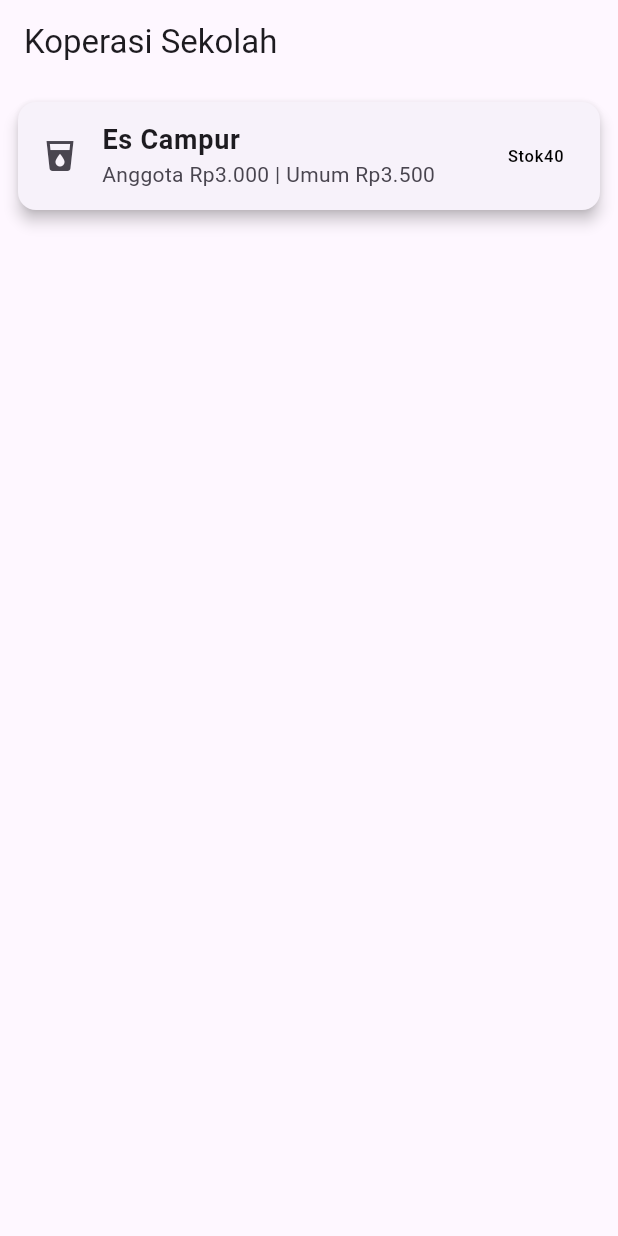
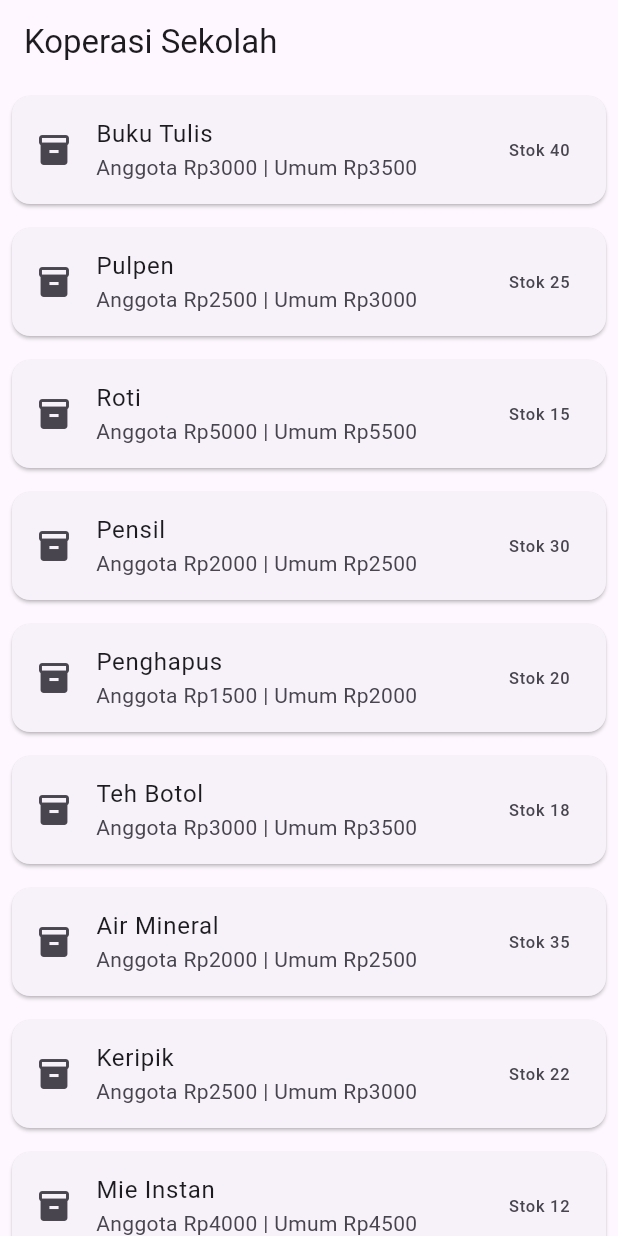
Before and after one commit to aselyarpl1-pixel/Latihan01_06, a Flutter app: the screen it shows after launch, on a phone screen of 412 x 824 dp. Run offline on Flutter 3.47's test engine with Material 3 defaults, Android fonts, the phone set to English and light mode, and no system bars.

Commit message:
LKM-4 daftar barang

```diff
--- a/kopsis_ui/lib/main.dart
+++ b/kopsis_ui/lib/main.dart
@@ -4,7 +4,7 @@ void main() {
   runApp(const MyApp());
 }
 
-//Fungsi untuk memilih icon berdasarkan kategori
+// Fungsi untuk memilih icon berdasarkan kategori
 IconData pilihIcon(String kategori) {
   if (kategori == 'ATK') {
     return Icons.edit;
@@ -22,38 +22,94 @@ class MyApp extends StatelessWidget {
 
   @override
   Widget build(BuildContext context) {
-
-    //Variabel stok
-    int stok = 40;
-
-    //Kategori barang
-    String kategori = 'Minuman';
+    // Data Barang
+    final List<Map<String, dynamic>> daftarBarang = [
+      {
+        'nama': 'Buku Tulis',
+        'anggota': 3000,
+        'umum': 3500,
+        'stok': 40,
+      },
+      {
+        'nama': 'Pulpen',
+        'anggota': 2500,
+        'umum': 3000,
+        'stok': 25,
+      },
+      {
+        'nama': 'Roti',
+        'anggota': 5000,
+        'umum': 5500,
+        'stok': 15,
+      },
+      {
+        'nama': 'Pensil',
+        'anggota': 2000,
+        'umum': 2500,
+        'stok': 30,
+      },
+      {
+        'nama': 'Penghapus',
+        'anggota': 1500,
+        'umum': 2000,
+        'stok': 20,
+      },
+      {
+        'nama': 'Teh Botol',
+        'anggota': 3000,
+        'umum': 3500,
+        'stok': 18,
+      },
+      {
+        'nama': 'Air Mineral',
+        'anggota': 2000,
+        'umum': 2500,
+        'stok': 35,
+      },
+      {
+        'nama': 'Keripik',
+        'anggota': 2500,
+        'umum': 3000,
+        'stok': 22,
+      },
+      {
+        'nama': 'Mie Instan',
+        'anggota': 4000,
+        'umum': 4500,
+        'stok': 12,
+      },
+      {
+        'nama': 'Spidol',
+        'anggota': 3500,
+        'umum': 4000,
+        'stok': 10,
+      },
+    ];
 
     return MaterialApp(
       home: Scaffold(
         appBar: AppBar(
-            title: const Text('Koperasi Sekolah')
+          title: const Text('Koperasi Sekolah'),
         ),
-          body: Card (
-            elevation: 4,
-            margin: const EdgeInsets.all(12),
+        body: ListView.builder(
+          itemCount: daftarBarang.length,
+          itemBuilder: (context, index) {
+            final barang = daftarBarang[index];
+
+            return Card(
+              margin: const EdgeInsets.all(8),
               child: ListTile(
-              //icon barang
-              leading: Icon(pilihIcon(kategori)),
-              //menebalkan nama barang
-              title: const Text(
-                'Es Campur',
-                style: TextStyle(fontSize: 18, fontWeight: FontWeight.bold),
+                leading: const Icon(Icons.inventory_2),
+                title: Text(barang['nama']),
+                subtitle: Text(
+                  'Anggota Rp${barang['anggota']} | Umum Rp${barang['umum']}',
                 ),
-              //harga anggota dan umum
-              subtitle: const Text('Anggota Rp3.000 | Umum Rp3.500'),
-              //stok barang
                 trailing: Text(
-                // ignore: prefer_interpolation_to_compose_strings
-                'Stok' + stok.toString(),
-                style: TextStyle(color: stok == 0 ? Colors.red : Colors.black),
+                  'Stok ${barang['stok']}',
                 ),
               ),
+            );
+          },
         ),
       ),
     );
```
Lines whose indentation alone changed are shown as unchanged.
